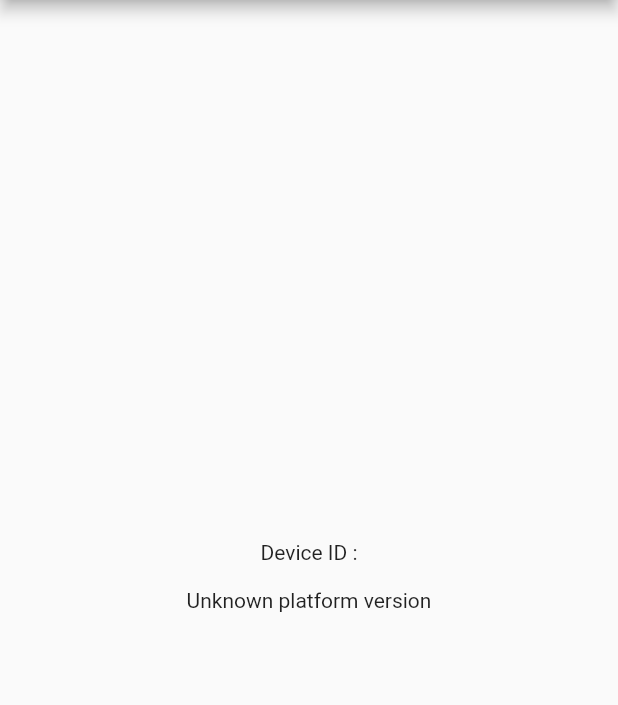
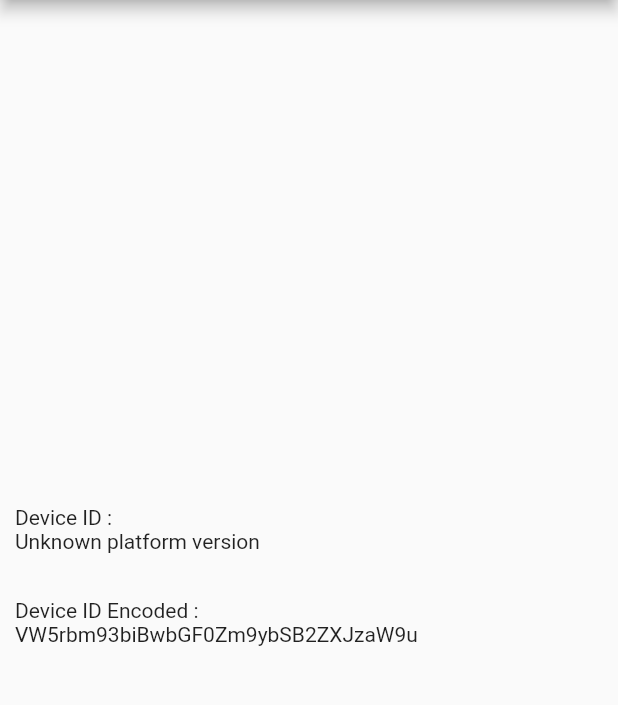
Before and after one commit to alfanthariq/mobile_device_identifier, a Flutter app: the screen it shows after launch, on a phone screen of 412 x 824 dp, the part 84-789 px from its top. Run offline on Flutter 3.47's test engine with Material 2 defaults, Android fonts, the phone set to English and light mode, and no system bars; our stand-ins replace plugin_platform_interface.

Commit message:
- Add CI/CD - Add encoded example - Change readme

```diff
--- a/example/lib/main.dart
+++ b/example/lib/main.dart
@@ -1,3 +1,5 @@
+import 'dart:convert';
+
 import 'package:flutter/material.dart';
 import 'dart:async';
 
@@ -50,9 +52,17 @@ class _MyAppState extends State<MyApp> {
         body: Center(
           child: Padding(
               padding: const EdgeInsets.all(10),
-              child: Text(
-                'Device ID : \n\n$_deviceId',
-                textAlign: TextAlign.center,
+              child: Column(
+                crossAxisAlignment: CrossAxisAlignment.start,
+                mainAxisAlignment: MainAxisAlignment.center,
+                children: [
+                  Text('Device ID : \n$_deviceId'),
+                  const Divider(height: 30, color: Colors.transparent),
+                  Builder(builder: (context) {
+                    String encoded = base64.encode(utf8.encode(_deviceId));
+                    return Text("Device ID Encoded : \n$encoded");
+                  })
+                ],
               )),
         ),
       ),
```
Also changed, not shown: .github/workflows/ci.yaml (added), 1 other file.
